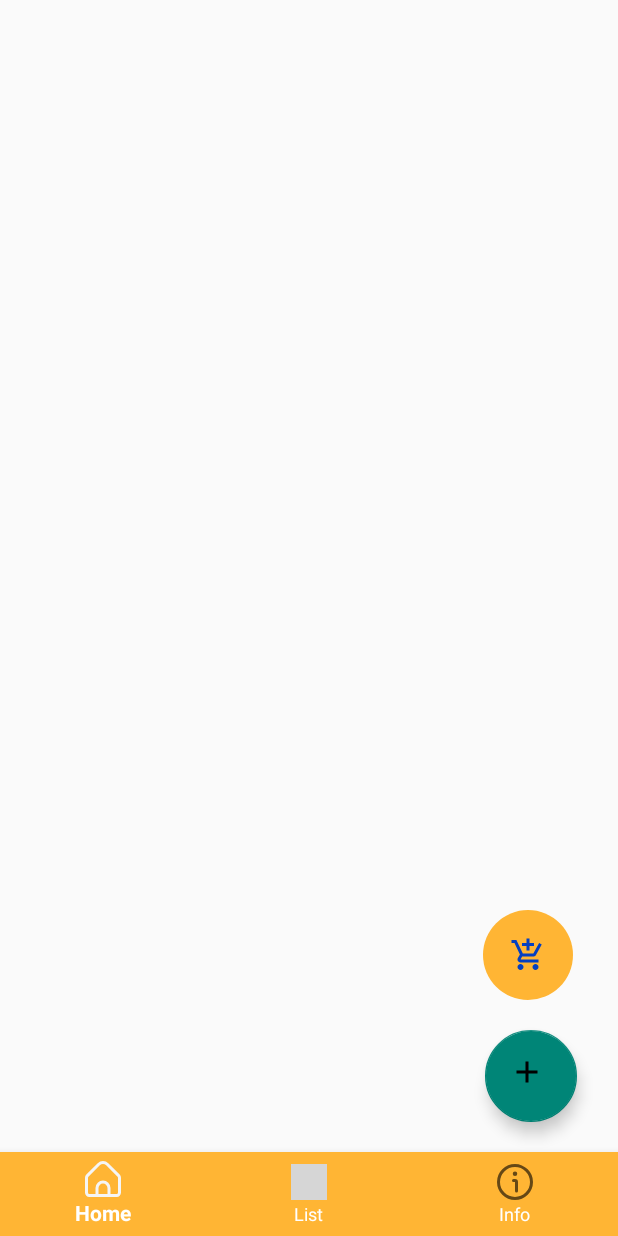
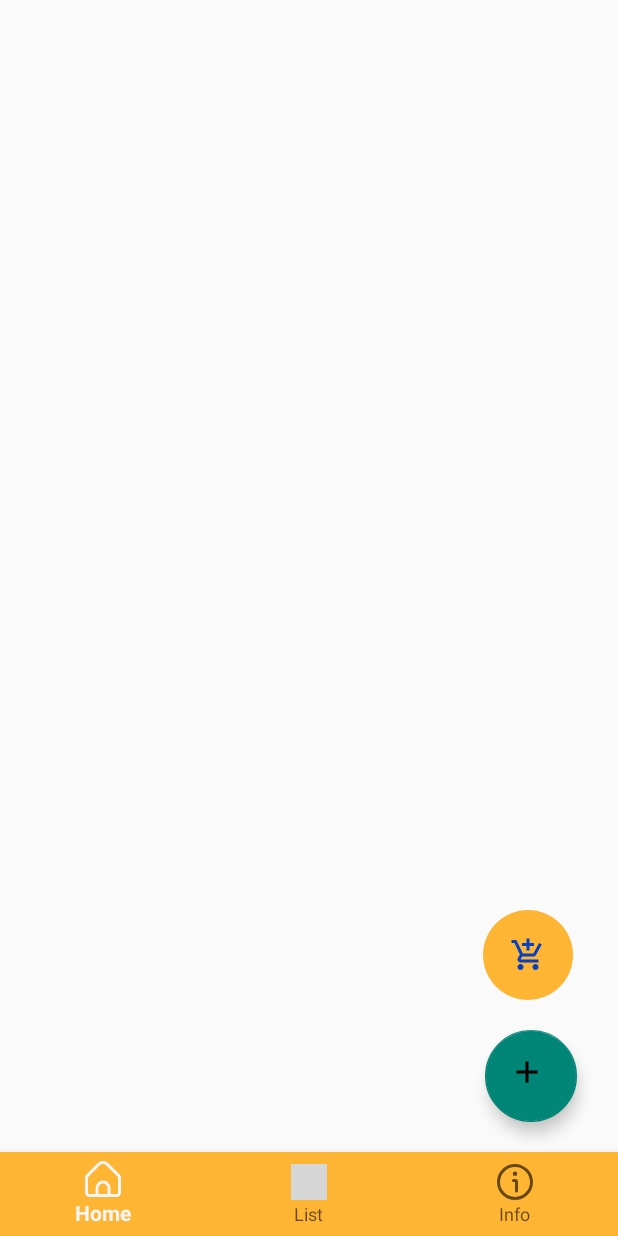
Before and after one commit to IT21224348/Suitcase-mobile-app, an Android app: the ItemList_page screen opened directly, with no data from a screen before it, on a phone screen of 412 x 824 dp. Run offline under Robolectric (Android 15) with nearby library versions, the phone set to English and light mode, and no system bars; our stand-ins replace Firebase (no records; nobody signed in at launch, a user with empty details on screens opened directly); Roboto replaces fonts that are not available here; grey boxes are pictures that could not be loaded.

Commit message:
activity item list page updated 2, item page text color set to default

```diff
--- a/app/src/main/res/layout/activity_item_list_page.xml
+++ b/app/src/main/res/layout/activity_item_list_page.xml
@@ -48,7 +48,6 @@
         app:layout_constraintBottom_toBottomOf="parent"
         app:layout_constraintEnd_toEndOf="parent"
         app:layout_constraintStart_toStartOf="parent"
-        app:itemTextColor="@color/white"
         android:background="@color/dark_yellow"
         app:menu="@menu/bottom_nav">
 
```
